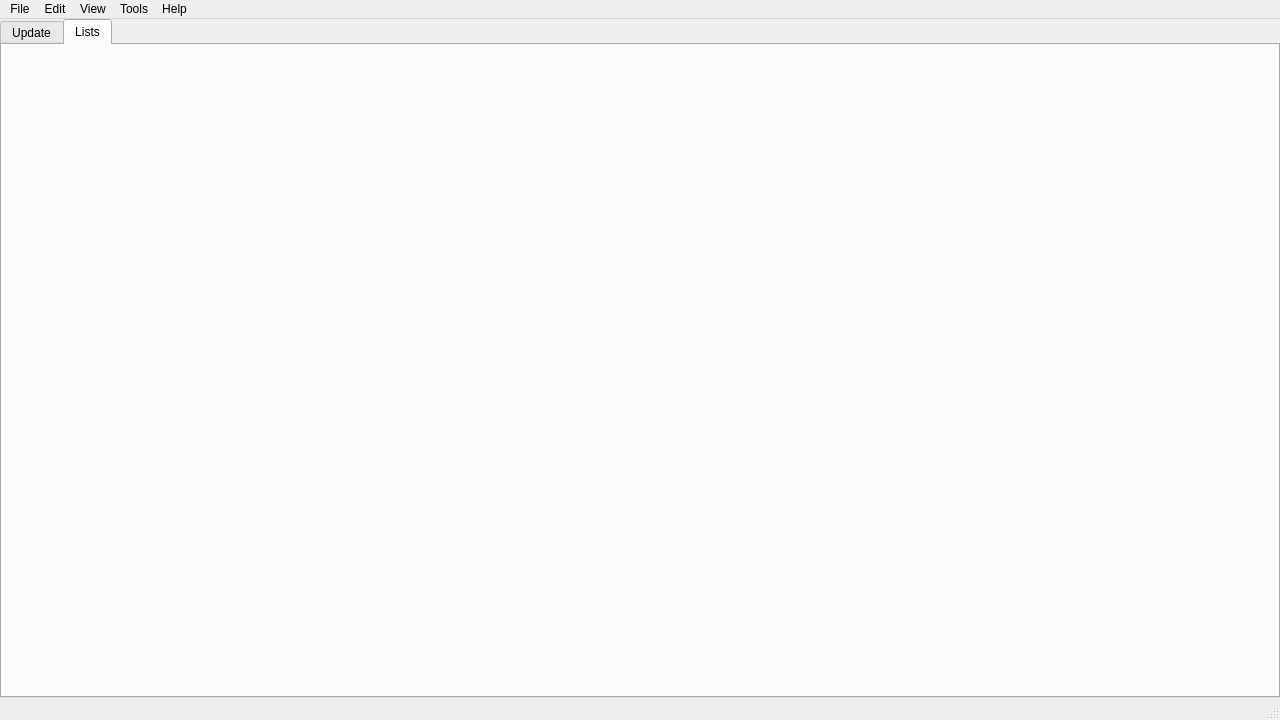
This is src/MainWindow/MainWindow.ui in NikolaRoev/Tracker as Qt 5 draws it before an edit. The edited form follows.
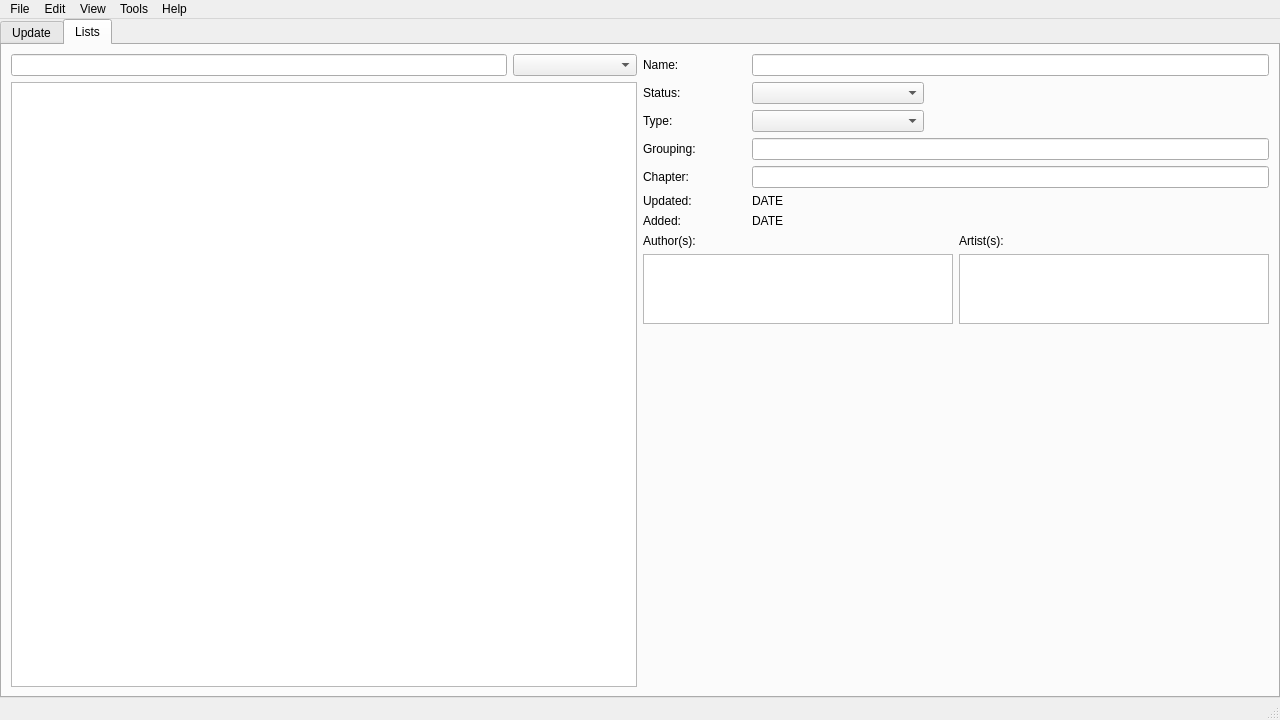
This is the edited form. The open tabs and pages were chosen to show the change. Icons and pictures are not drawn.

Commit message: Lists UI setup.

The edit to the form file:
```diff
--- a/src/MainWindow/MainWindow.ui
+++ b/src/MainWindow/MainWindow.ui
@@ -146,6 +146,320 @@
        <attribute name="title">
         <string>Lists</string>
        </attribute>
+       <layout class="QHBoxLayout" name="horizontalLayout_2" stretch="1,1">
+        <item>
+         <layout class="QVBoxLayout" name="verticalLayout_3">
+          <item>
+           <layout class="QHBoxLayout" name="horizontalLayout" stretch="80,20">
+            <item>
+             <widget class="QLineEdit" name="filterListsLineEdit"/>
+            </item>
+            <item>
+             <widget class="QComboBox" name="statusListsComboBox"/>
+            </item>
+           </layout>
+          </item>
+          <item>
+           <widget class="QListWidget" name="listsListWidget"/>
+          </item>
+         </layout>
+        </item>
+        <item>
+         <layout class="QVBoxLayout" name="verticalLayout_5" stretch="1,1,1,1,1,1,1,99">
+          <item>
+           <layout class="QHBoxLayout" name="horizontalLayout_3" stretch="1,5">
+            <item>
+             <widget class="QLabel" name="label">
+              <property name="sizePolicy">
+               <sizepolicy hsizetype="Preferred" vsizetype="Minimum">
+                <horstretch>0</horstretch>
+                <verstretch>0</verstretch>
+               </sizepolicy>
+              </property>
+              <property name="text">
+               <string>Name:</string>
+              </property>
+             </widget>
+            </item>
+            <item>
+             <widget class="QLineEdit" name="lineEdit">
+              <property name="sizePolicy">
+               <sizepolicy hsizetype="Preferred" vsizetype="Fixed">
+                <horstretch>0</horstretch>
+                <verstretch>0</verstretch>
+               </sizepolicy>
+              </property>
+             </widget>
+            </item>
+           </layout>
+          </item>
+          <item>
+           <layout class="QHBoxLayout" name="horizontalLayout_5" stretch="1,5">
+            <item>
+             <widget class="QLabel" name="label_2">
+              <property name="sizePolicy">
+               <sizepolicy hsizetype="Preferred" vsizetype="Minimum">
+                <horstretch>0</horstretch>
+                <verstretch>0</verstretch>
+               </sizepolicy>
+              </property>
+              <property name="text">
+               <string>Status:</string>
+              </property>
+             </widget>
+            </item>
+            <item>
+             <layout class="QHBoxLayout" name="horizontalLayout_4" stretch="1,2">
+              <item>
+               <widget class="QComboBox" name="comboBox"/>
+              </item>
+              <item>
+               <spacer name="horizontalSpacer">
+                <property name="orientation">
+                 <enum>Qt::Horizontal</enum>
+                </property>
+                <property name="sizeHint" stdset="0">
+                 <size>
+                  <width>40</width>
+                  <height>20</height>
+                 </size>
+                </property>
+               </spacer>
+              </item>
+             </layout>
+            </item>
+           </layout>
+          </item>
+          <item>
+           <layout class="QHBoxLayout" name="horizontalLayout_11" stretch="1,5">
+            <item>
+             <widget class="QLabel" name="label_3">
+              <property name="sizePolicy">
+               <sizepolicy hsizetype="Preferred" vsizetype="Minimum">
+                <horstretch>0</horstretch>
+                <verstretch>0</verstretch>
+               </sizepolicy>
+              </property>
+              <property name="text">
+               <string>Type:</string>
+              </property>
+             </widget>
+            </item>
+            <item>
+             <layout class="QHBoxLayout" name="horizontalLayout_12" stretch="1,2">
+              <item>
+               <widget class="QComboBox" name="comboBox_2"/>
+              </item>
+              <item>
+               <spacer name="horizontalSpacer_2">
+                <property name="orientation">
+                 <enum>Qt::Horizontal</enum>
+                </property>
+                <property name="sizeHint" stdset="0">
+                 <size>
+                  <width>40</width>
+                  <height>20</height>
+                 </size>
+                </property>
+               </spacer>
+              </item>
+             </layout>
+            </item>
+           </layout>
+          </item>
+          <item>
+           <layout class="QHBoxLayout" name="horizontalLayout_6" stretch="1,5">
+            <item>
+             <widget class="QLabel" name="label_4">
+              <property name="sizePolicy">
+               <sizepolicy hsizetype="Preferred" vsizetype="Minimum">
+                <horstretch>0</horstretch>
+                <verstretch>0</verstretch>
+               </sizepolicy>
+              </property>
+              <property name="text">
+               <string>Grouping:</string>
+              </property>
+             </widget>
+            </item>
+            <item>
+             <widget class="QLineEdit" name="lineEdit_2"/>
+            </item>
+           </layout>
+          </item>
+          <item>
+           <layout class="QHBoxLayout" name="horizontalLayout_7" stretch="1,5">
+            <item>
+             <widget class="QLabel" name="label_5">
+              <property name="sizePolicy">
+               <sizepolicy hsizetype="Preferred" vsizetype="Minimum">
+                <horstretch>0</horstretch>
+                <verstretch>0</verstretch>
+               </sizepolicy>
+              </property>
+              <property name="text">
+               <string>Chapter:</string>
+              </property>
+             </widget>
+            </item>
+            <item>
+             <widget class="QLineEdit" name="lineEdit_3"/>
+            </item>
+           </layout>
+          </item>
+          <item>
+           <layout class="QHBoxLayout" name="horizontalLayout_8" stretch="1,5">
+            <item>
+             <widget class="QLabel" name="label_6">
+              <property name="sizePolicy">
+               <sizepolicy hsizetype="Preferred" vsizetype="Minimum">
+                <horstretch>0</horstretch>
+                <verstretch>0</verstretch>
+               </sizepolicy>
+              </property>
+              <property name="text">
+               <string>Updated:</string>
+              </property>
+             </widget>
+            </item>
+            <item>
+             <widget class="QLabel" name="label_7">
+              <property name="sizePolicy">
+               <sizepolicy hsizetype="Preferred" vsizetype="Minimum">
+                <horstretch>0</horstretch>
+                <verstretch>0</verstretch>
+               </sizepolicy>
+              </property>
+              <property name="text">
+               <string>DATE</string>
+              </property>
+             </widget>
+            </item>
+           </layout>
+          </item>
+          <item>
+           <layout class="QHBoxLayout" name="horizontalLayout_9" stretch="1,5">
+            <item>
+             <widget class="QLabel" name="label_9">
+              <property name="sizePolicy">
+               <sizepolicy hsizetype="Preferred" vsizetype="Minimum">
+                <horstretch>0</horstretch>
+                <verstretch>0</verstretch>
+               </sizepolicy>
+              </property>
+              <property name="text">
+               <string>Added:</string>
+              </property>
+             </widget>
+            </item>
+            <item>
+             <widget class="QLabel" name="label_8">
+              <property name="sizePolicy">
+               <sizepolicy hsizetype="Preferred" vsizetype="Minimum">
+                <horstretch>0</horstretch>
+                <verstretch>0</verstretch>
+               </sizepolicy>
+              </property>
+              <property name="text">
+               <string>DATE</string>
+              </property>
+             </widget>
+            </item>
+           </layout>
+          </item>
+          <item>
+           <layout class="QHBoxLayout" name="horizontalLayout_10">
+            <item>
+             <layout class="QVBoxLayout" name="verticalLayout_9">
+              <item>
+               <widget class="QLabel" name="label_10">
+                <property name="sizePolicy">
+                 <sizepolicy hsizetype="Preferred" vsizetype="Minimum">
+                  <horstretch>0</horstretch>
+                  <verstretch>0</verstretch>
+                 </sizepolicy>
+                </property>
+                <property name="text">
+                 <string>Author(s):</string>
+                </property>
+               </widget>
+              </item>
+              <item>
+               <widget class="QListWidget" name="listWidget_2">
+                <property name="sizePolicy">
+                 <sizepolicy hsizetype="Preferred" vsizetype="Preferred">
+                  <horstretch>0</horstretch>
+                  <verstretch>0</verstretch>
+                 </sizepolicy>
+                </property>
+               </widget>
+              </item>
+              <item>
+               <spacer name="verticalSpacer">
+                <property name="orientation">
+                 <enum>Qt::Vertical</enum>
+                </property>
+                <property name="sizeType">
+                 <enum>QSizePolicy::Expanding</enum>
+                </property>
+                <property name="sizeHint" stdset="0">
+                 <size>
+                  <width>20</width>
+                  <height>16777215</height>
+                 </size>
+                </property>
+               </spacer>
+              </item>
+             </layout>
+            </item>
+            <item>
+             <layout class="QVBoxLayout" name="verticalLayout_8">
+              <item>
+               <widget class="QLabel" name="label_11">
+                <property name="sizePolicy">
+                 <sizepolicy hsizetype="Preferred" vsizetype="Minimum">
+                  <horstretch>0</horstretch>
+                  <verstretch>0</verstretch>
+                 </sizepolicy>
+                </property>
+                <property name="text">
+                 <string>Artist(s):</string>
+                </property>
+               </widget>
+              </item>
+              <item>
+               <widget class="QListWidget" name="listWidget">
+                <property name="sizePolicy">
+                 <sizepolicy hsizetype="Preferred" vsizetype="Preferred">
+                  <horstretch>0</horstretch>
+                  <verstretch>0</verstretch>
+                 </sizepolicy>
+                </property>
+               </widget>
+              </item>
+              <item>
+               <spacer name="verticalSpacer_2">
+                <property name="orientation">
+                 <enum>Qt::Vertical</enum>
+                </property>
+                <property name="sizeType">
+                 <enum>QSizePolicy::Expanding</enum>
+                </property>
+                <property name="sizeHint" stdset="0">
+                 <size>
+                  <width>20</width>
+                  <height>16777215</height>
+                 </size>
+                </property>
+               </spacer>
+              </item>
+             </layout>
+            </item>
+           </layout>
+          </item>
+         </layout>
+        </item>
+       </layout>
       </widget>
      </widget>
     </item>
```
Left out of the diff: 3 changed lines with no effect on the pictures.
